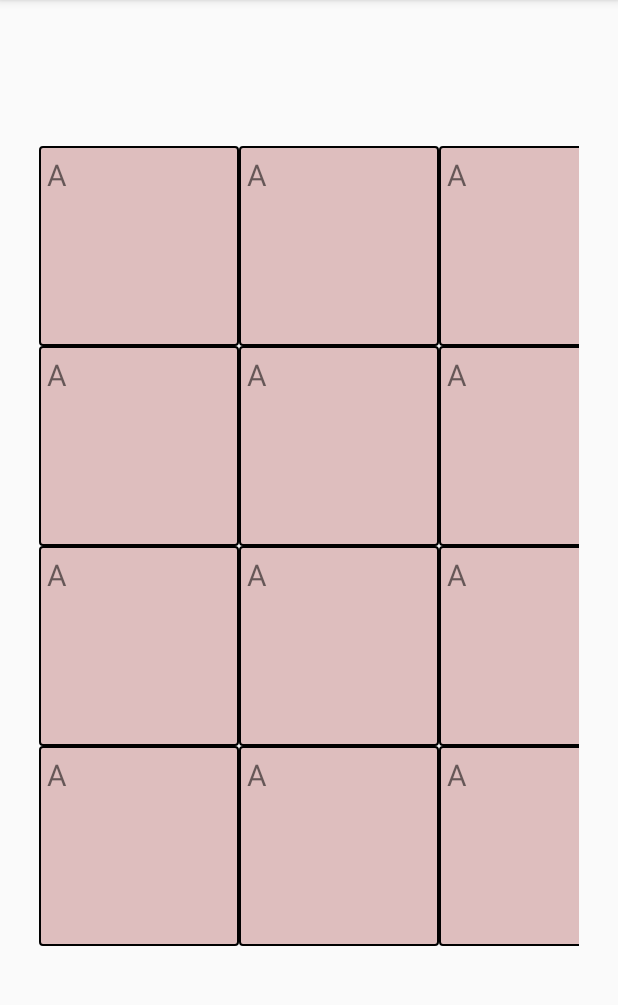
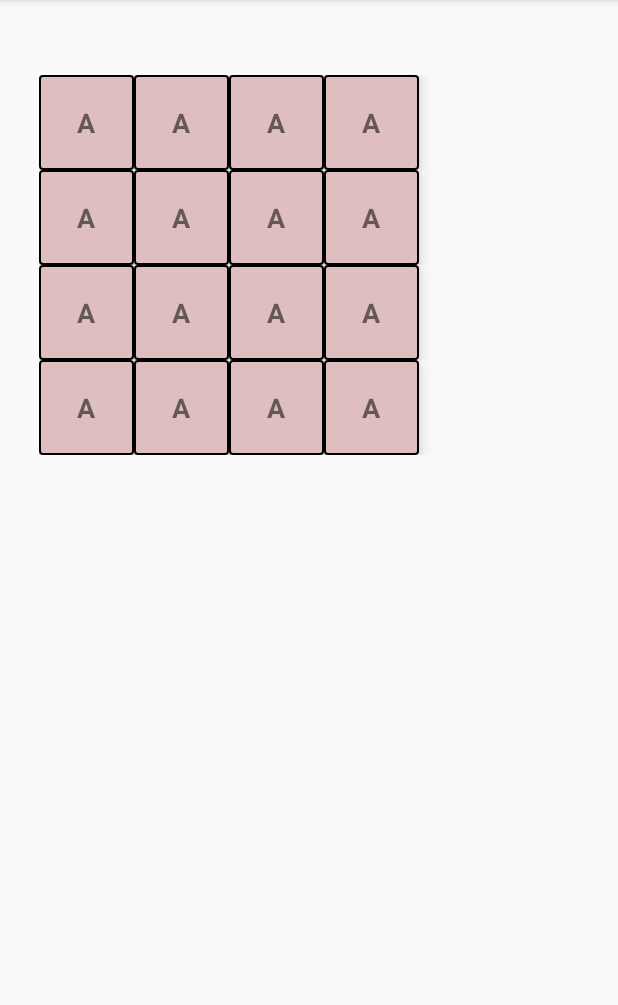
Before and after one commit to aviaryan/Hinix, an Android app: the screen it shows after launch (MainActivity), on a phone screen of 412 x 824 dp, the part 84-1089 px from its top. Run offline under Robolectric (Android 15) with nearby library versions, the phone set to English and light mode, and no system bars.

Commit message:
Enhaced UI

```diff
--- a/app/src/main/java/in/aviaryan/hinix/MainActivity.java
+++ b/app/src/main/java/in/aviaryan/hinix/MainActivity.java
@@ -1,9 +1,18 @@
 package in.aviaryan.hinix;
 
+import android.content.Context;
+import android.content.res.Resources;
 import android.graphics.Color;
+import android.graphics.Typeface;
 import android.support.v7.app.AppCompatActivity;
 import android.os.Bundle;
 import android.text.InputType;
+import android.util.DisplayMetrics;
+import android.util.Log;
+import android.util.TypedValue;
+import android.view.Gravity;
+import android.view.MotionEvent;
+import android.view.View;
 import android.view.ViewGroup;
 import android.widget.EditText;
 import android.widget.GridLayout;
@@ -11,18 +20,35 @@ import android.widget.TableLayout;
 import android.widget.TableRow;
 import android.widget.TextView;
 
+import static java.security.AccessController.getContext;
+
 public class MainActivity extends AppCompatActivity {
 
     private TableLayout tableLayout;
     private int NUM_ROWS=4;
     private  int NUM_COLS=4;
+    private int fontSize=18;
     @Override
     protected void onCreate(Bundle savedInstanceState) {
         super.onCreate(savedInstanceState);
         setContentView(R.layout.activity_main);
         tableLayout = (TableLayout) findViewById(R.id.grid);
-        TextView tv = null;
-        ViewGroup tvLayParams = null;
+       int tableHeight= tableLayout.getLayoutParams().height;
+        int tableWidth= tableLayout.getLayoutParams().width;
+        int tableHeightDP=(int)convertPixelsToDp(tableHeight,getApplicationContext());
+        int tableWidthDP=(int)convertPixelsToDp(tableWidth,getApplicationContext());
+        int tileHeight=tableHeightDP/(NUM_ROWS+2);
+        int tileWidth =tableWidthDP/(NUM_COLS+2);
+        Log.e("height:",tableHeightDP+"");
+        Log.e("Wi",tableWidthDP+"");
+        if(NUM_ROWS<=3 && NUM_COLS <=3)
+            fontSize=24;
+        else
+        if(NUM_ROWS<=6 && NUM_COLS <=6)
+            fontSize=18;
+        else
+        fontSize=16;
+
 
         for (int i = 0; i <NUM_ROWS; i++) {
             // Make TR
@@ -30,20 +56,41 @@ public class MainActivity extends AppCompatActivity {
             tr.setId(100 + i);
             tr.setLayoutParams(new TableRow.LayoutParams(GridLayout.LayoutParams.MATCH_PARENT, TableLayout.LayoutParams.WRAP_CONTENT));
             for (int j = 0; j < NUM_COLS; j++) {
-                // Make TF to hold the details
-                TextView charTile = new TextView(this);
-                charTile.setHeight(200);
-                charTile.setTextSize(20);
-                charTile.setWidth(200);
+                // Make TV to hold the details
+                final TextView charTile = new TextView(this);
+                charTile.setHeight(dpToPixel(tileHeight));
+                charTile.setTextSize(TypedValue.COMPLEX_UNIT_SP,fontSize);
+                charTile.setWidth(dpToPixel(tileWidth));
                 charTile.setPadding(8,8,8,8);
-                charTile.setBackgroundColor(Color.GREEN);
+                charTile.setElevation(10);
                 charTile.setBackground(getDrawable(R.drawable.my_border));
                 charTile.setId(NUM_ROWS * i + j);
+                charTile.setTypeface(null, Typeface.BOLD);
                 charTile.setText("A");
+                charTile.setGravity(Gravity.CENTER_VERTICAL | Gravity.CENTER_HORIZONTAL);
                 tr.addView(charTile);
+                charTile.setOnTouchListener(new View.OnTouchListener() {
+                    @Override
+                    public boolean onTouch(View view, MotionEvent motionEvent) {
+                        charTile.setBackground(getDrawable(R.drawable.new_border));
+                        return false;
+                    }
+                });
 
             }
             tableLayout.addView(tr, new TableLayout.LayoutParams(TableLayout.LayoutParams.MATCH_PARENT, TableRow.LayoutParams.MATCH_PARENT));
         }
     }
+    public int dpToPixel(int dps){
+        final float scale = getApplicationContext().getResources().getDisplayMetrics().density;
+        int pixels = (int) (dps * scale + 0.5f);
+        return pixels;
+    }
+    public static float convertPixelsToDp(float px, Context context){
+        Resources resources = context.getResources();
+        DisplayMetrics metrics = resources.getDisplayMetrics();
+        float dp = px / ((float)metrics.densityDpi / DisplayMetrics.DENSITY_DEFAULT);
+        return dp;
+    }
+
 }
--- /dev/null
+++ b/app/src/main/res/drawable/new_border.xml
@@ -0,0 +1,21 @@
+<?xml version="1.0" encoding="utf-8"?>
+<shape xmlns:android="http://schemas.android.com/apk/res/android"
+    android:shape="rectangle" >
+
+    <!-- view background color -->
+    <solid
+        android:color="#e75a5a" >
+    </solid>
+
+    <!-- view border color and width -->
+    <stroke
+        android:width="2dp"
+        android:color="#000000" >
+    </stroke>
+
+    <!-- The radius makes the corners rounded -->
+    <corners
+        android:radius="2dp"   >
+    </corners>
+
+</shape>
--- a/app/src/main/res/layout/activity_main.xml
+++ b/app/src/main/res/layout/activity_main.xml
@@ -3,20 +3,22 @@
     xmlns:tools="http://schemas.android.com/tools"
     android:layout_width="match_parent"
     android:layout_height="match_parent"
-    android:paddingBottom="@dimen/activity_vertical_margin"
     android:paddingLeft="@dimen/activity_horizontal_margin"
+    android:layout_gravity="center"
+    android:gravity="center_horizontal"
     android:paddingRight="@dimen/activity_horizontal_margin"
-    android:paddingTop="@dimen/activity_vertical_margin"
     tools:context="in.aviaryan.hinix.MainActivity">
 
 
     <TableLayout
-        android:layout_width="match_parent"
-        android:layout_height="match_parent"
+        android:layout_width="380dp"
+        android:foregroundGravity="center"
+        android:layout_height="380dp"
         android:layout_marginTop="40dp"
         android:layout_marginBottom="80dp"
         android:id="@+id/grid"
         android:padding="10dp"
-        android:gravity="center">
+        android:gravity="center_horizontal">
     </TableLayout>
+
 </RelativeLayout>
```
